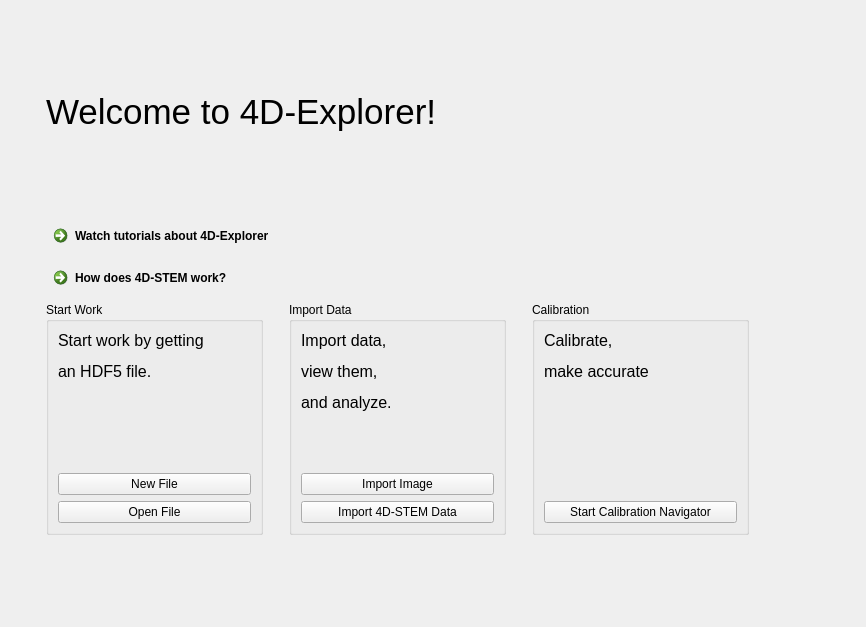
ManifoldsHu/FourDExplorer, file ui/uiPageHome.ui: the form before one commit.
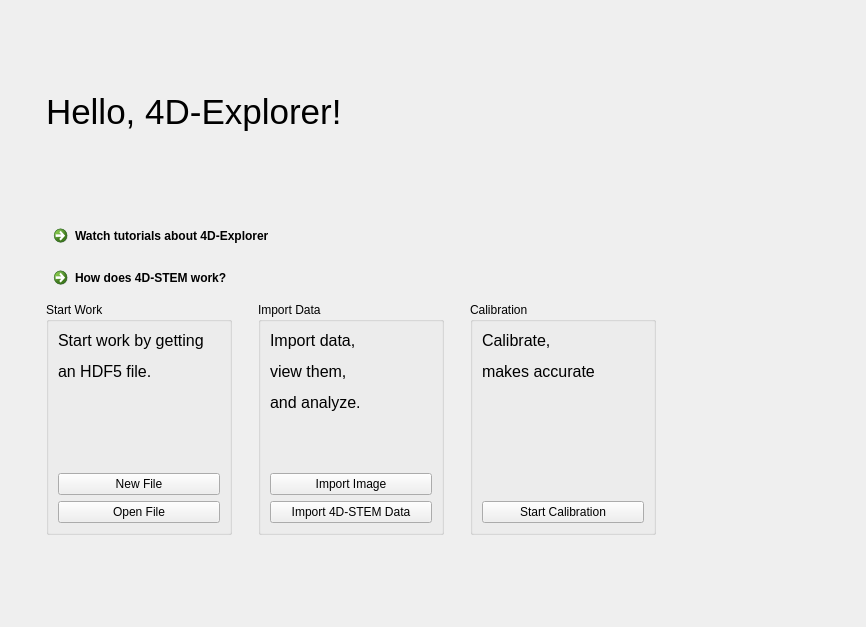
The form after the commit.

What changed in the file:
```diff
--- a/ui/uiPageHome.ui
+++ b/ui/uiPageHome.ui
@@ -45,7 +45,7 @@
      <item>
       <widget class="QLabel" name="label">
        <property name="text">
-        <string>&lt;html&gt;&lt;head/&gt;&lt;body&gt;&lt;p&gt;&lt;span style=&quot; font-size:26pt;&quot;&gt;Welcome to 4D-Explorer!&lt;/span&gt;&lt;/p&gt;&lt;/body&gt;&lt;/html&gt;</string>
+        <string>&lt;html&gt;&lt;head/&gt;&lt;body&gt;&lt;p&gt;&lt;span style=&quot; font-size:26pt;&quot;&gt;Hello, 4D-Explorer!&lt;/span&gt;&lt;/p&gt;&lt;/body&gt;&lt;/html&gt;</string>
        </property>
       </widget>
      </item>
@@ -98,7 +98,7 @@
       </layout>
      </item>
      <item>
-      <layout class="QHBoxLayout" name="horizontalLayout">
+      <layout class="QHBoxLayout" name="horizontalLayout" stretch="2,2,2,1">
        <property name="spacing">
         <number>26</number>
        </property>
@@ -197,7 +197,7 @@
           <item>
            <widget class="QLabel" name="label_4">
             <property name="text">
-             <string>&lt;html&gt;&lt;head/&gt;&lt;body&gt;&lt;p&gt;&lt;span style=&quot; font-size:12pt;&quot;&gt;Calibrate,&lt;/span&gt;&lt;/p&gt;&lt;p&gt;&lt;span style=&quot; font-size:12pt;&quot;&gt;make accurate&lt;/span&gt;&lt;/p&gt;&lt;/body&gt;&lt;/html&gt;</string>
+             <string>&lt;html&gt;&lt;head/&gt;&lt;body&gt;&lt;p&gt;&lt;span style=&quot; font-size:12pt;&quot;&gt;Calibrate,&lt;/span&gt;&lt;/p&gt;&lt;p&gt;&lt;span style=&quot; font-size:12pt;&quot;&gt;makes accurate&lt;/span&gt;&lt;/p&gt;&lt;/body&gt;&lt;/html&gt;</string>
             </property>
            </widget>
           </item>
@@ -217,13 +217,26 @@
           <item>
            <widget class="QPushButton" name="pushButton_6">
             <property name="text">
-             <string>Start Calibration Navigator</string>
+             <string>Start Calibration</string>
             </property>
            </widget>
           </item>
          </layout>
         </widget>
        </item>
+       <item>
+        <spacer name="horizontalSpacer_5">
+         <property name="orientation">
+          <enum>Qt::Horizontal</enum>
+         </property>
+         <property name="sizeHint" stdset="0">
+          <size>
+           <width>40</width>
+           <height>20</height>
+          </size>
+         </property>
+        </spacer>
+       </item>
       </layout>
      </item>
      <item>
```
